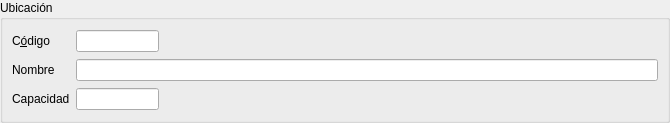
The window that es.alephsistemas.gestion.almacen/almacenesubicaciones.dbrecord.ui (dpinelo/AlephERP-MainModules) describes before a commit, drawn with Qt 5.
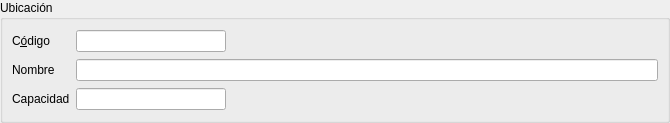
The same window after the commit. Custom widgets are drawn as their Qt base class.

What changed in the file:
```diff
--- a/es.alephsistemas.gestion.almacen/almacenesubicaciones.dbrecord.ui
+++ b/es.alephsistemas.gestion.almacen/almacenesubicaciones.dbrecord.ui
@@ -47,6 +47,12 @@
       </item>
       <item row="0" column="1">
        <widget class="DBLineEdit" name="db_codigo">
+        <property name="minimumSize">
+         <size>
+          <width>150</width>
+          <height>0</height>
+         </size>
+        </property>
         <property name="fieldName" stdset="0">
          <string>codigo</string>
         </property>
```
